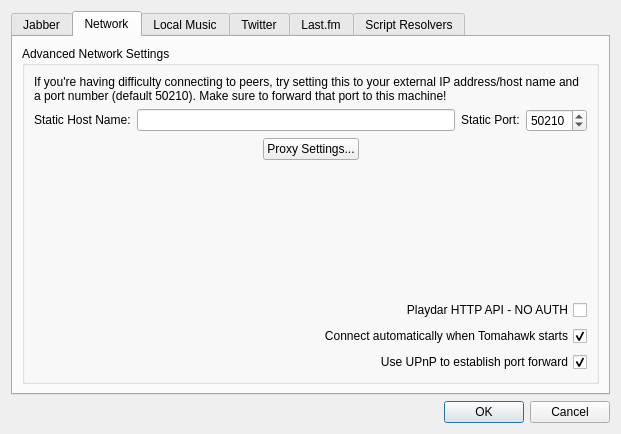
Above: src/settingsdialog.ui from tomahawk-player/tomahawk before the change. Below: the same form after it.
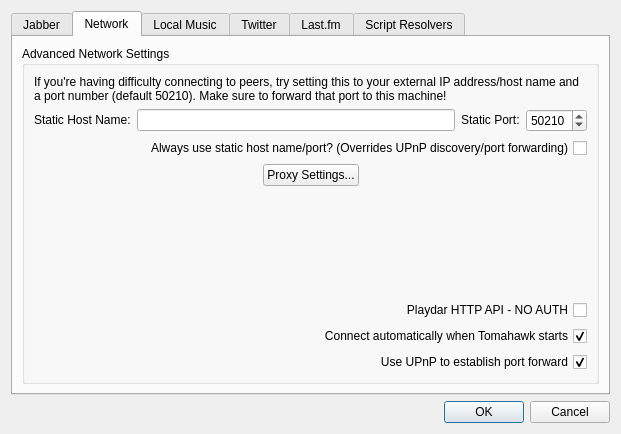
That is the form after the change. Icons and pictures are not drawn.

Commit message:
Get rid of DynDns mode in favor of allowing a user to force to use static host/port in the settings dialog.
That now takes precedence, if enabled. If not enabled, and UPnP is enabled, it will attempt UPnP, falling back to static host/port if UPnP doesn't work, falling back to LAN if not.

Users can still set LAN specifically in the config file, if they wish. Maybe should expose that at some point.

```diff
--- a/src/settingsdialog.ui
+++ b/src/settingsdialog.ui
@@ -295,6 +295,16 @@
               </item>
              </layout>
             </item>
+            <item>
+             <widget class="QCheckBox" name="checkBoxStaticPreferred">
+              <property name="layoutDirection">
+               <enum>Qt::RightToLeft</enum>
+              </property>
+              <property name="text">
+               <string>Always use static host name/port? (Overrides UPnP discovery/port forwarding)</string>
+              </property>
+             </widget>
+            </item>
            </layout>
           </item>
           <item>
```
Left out of the diff: 9 changed lines with no effect on the pictures. The commit also changes 5 other files.
